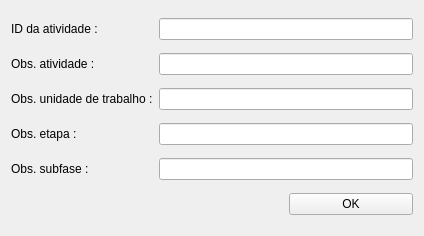
The window that SAP/Project/Views/fillComments.ui (dsgoficial/SAP_Gerente) describes before a commit, drawn with Qt 5.
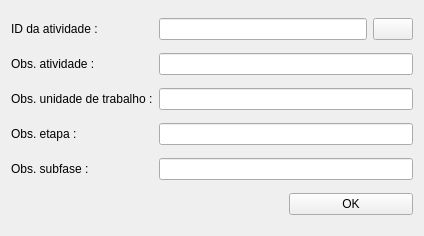
The same window after the commit.

Commit message: add select value field

What changed in the file:
```diff
--- a/SAP/Project/Views/fillComments.ui
+++ b/SAP/Project/Views/fillComments.ui
@@ -22,7 +22,18 @@
     </widget>
    </item>
    <item row="0" column="1" colspan="2">
-    <widget class="QLineEdit" name="activity_id_le"/>
+    <layout class="QHBoxLayout" name="horizontalLayout">
+     <item>
+      <widget class="QLineEdit" name="activity_id_le"/>
+     </item>
+     <item>
+      <widget class="QPushButton" name="extract_field_btn">
+       <property name="text">
+        <string/>
+       </property>
+      </widget>
+     </item>
+    </layout>
    </item>
    <item row="1" column="0">
     <widget class="QLabel" name="label_2">
```
The commit also changes 32 other files.
